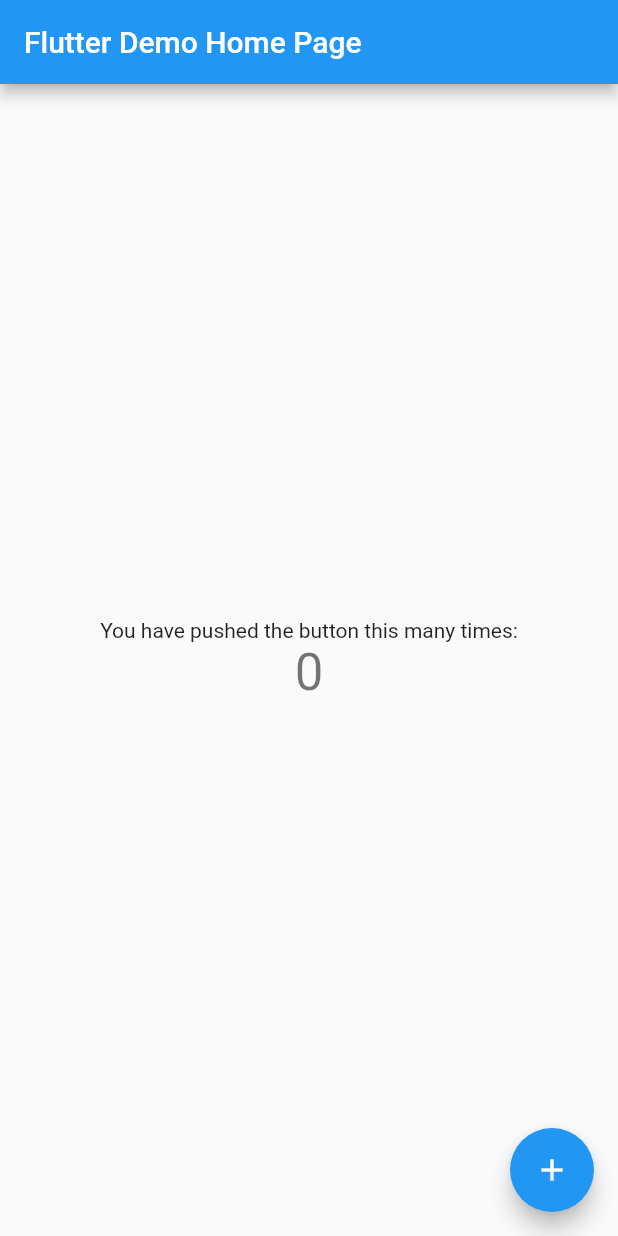
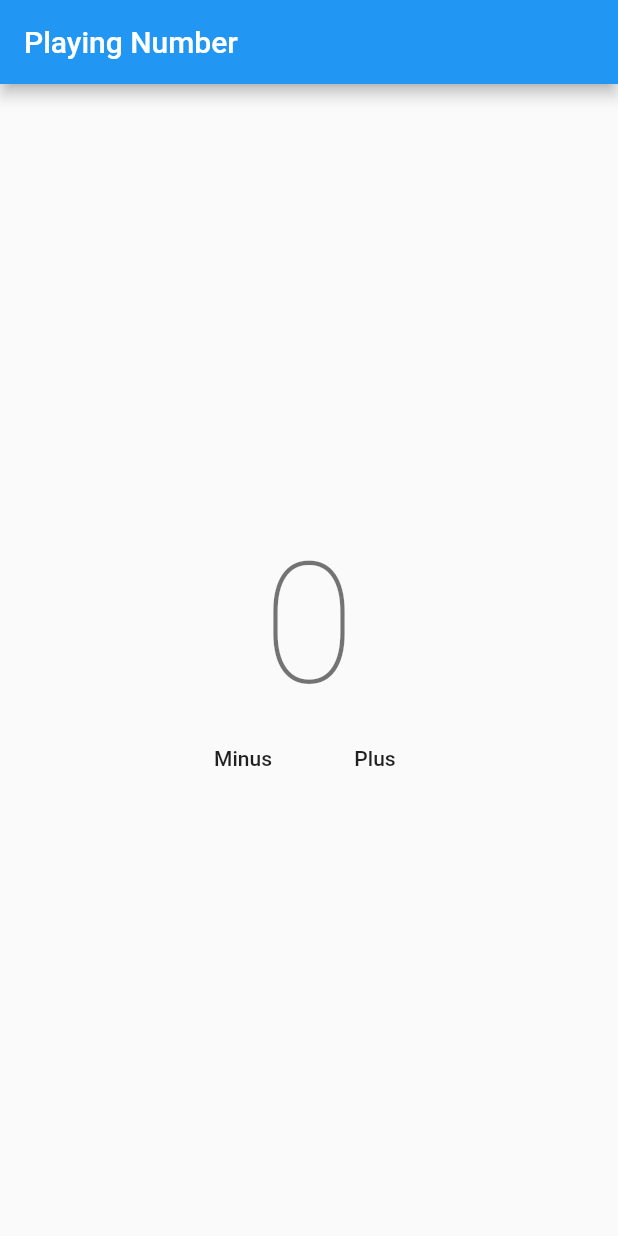
Before and after one commit to faridlab/flutter-counter, a Flutter app: the screen it shows after launch, on a phone screen of 412 x 824 dp. Run offline on Flutter 3.47's test engine with Material 2 defaults, Android fonts, the phone set to English and light mode, and no system bars.

Commit message:
change lil UI

```diff
--- a/lib/main.dart
+++ b/lib/main.dart
@@ -5,44 +5,21 @@ void main() {
 }
 
 class MyApp extends StatelessWidget {
-  // This widget is the root of your application.
   @override
   Widget build(BuildContext context) {
     return MaterialApp(
-      title: 'Flutter Demo',
+      title: 'Playing Number',
       theme: ThemeData(
-        // This is the theme of your application.
-        //
-        // Try running your application with "flutter run". You'll see the
-        // application has a blue toolbar. Then, without quitting the app, try
-        // changing the primarySwatch below to Colors.green and then invoke
-        // "hot reload" (press "r" in the console where you ran "flutter run",
-        // or simply save your changes to "hot reload" in a Flutter IDE).
-        // Notice that the counter didn't reset back to zero; the application
-        // is not restarted.
         primarySwatch: Colors.blue,
-        // This makes the visual density adapt to the platform that you run
-        // the app on. For desktop platforms, the controls will be smaller and
-        // closer together (more dense) than on mobile platforms.
         visualDensity: VisualDensity.adaptivePlatformDensity,
       ),
-      home: MyHomePage(title: 'Flutter Demo Home Page'),
+      home: MyHomePage(title: 'Playing Number'),
     );
   }
 }
 
 class MyHomePage extends StatefulWidget {
   MyHomePage({Key key, this.title}) : super(key: key);
-
-  // This widget is the home page of your application. It is stateful, meaning
-  // that it has a State object (defined below) that contains fields that affect
-  // how it looks.
-
-  // This class is the configuration for the state. It holds the values (in this
-  // case the title) provided by the parent (in this case the App widget) and
-  // used by the build method of the State. Fields in a Widget subclass are
-  // always marked "final".
-
   final String title;
 
   @override
@@ -54,64 +31,52 @@ class _MyHomePageState extends State<MyHomePage> {
 
   void _incrementCounter() {
     setState(() {
-      // This call to setState tells the Flutter framework that something has
-      // changed in this State, which causes it to rerun the build method below
-      // so that the display can reflect the updated values. If we changed
-      // _counter without calling setState(), then the build method would not be
-      // called again, and so nothing would appear to happen.
       _counter++;
+    });
+  }
+
+  void _decrementCounter() {
+    setState(() {
+      _counter--;
     });
   }
 
   @override
   Widget build(BuildContext context) {
-    // This method is rerun every time setState is called, for instance as done
-    // by the _incrementCounter method above.
-    //
-    // The Flutter framework has been optimized to make rerunning build methods
-    // fast, so that you can just rebuild anything that needs updating rather
-    // than having to individually change instances of widgets.
     return Scaffold(
         appBar: AppBar(
-        // Here we take the value from the MyHomePage object that was created by
-        // the App.build method, and use it to set our appbar title.
           title: Text(widget.title),
         ),
         body: Center(
-        // Center is a layout widget. It takes a single child and positions it
-        // in the middle of the parent.
           child: Column(
-          // Column is also a layout widget. It takes a list of children and
-          // arranges them vertically. By default, it sizes itself to fit its
-          // children horizontally, and tries to be as tall as its parent.
-          //
-          // Invoke "debug painting" (press "p" in the console, choose the
-          // "Toggle Debug Paint" action from the Flutter Inspector in Android
-          // Studio, or the "Toggle Debug Paint" command in Visual Studio Code)
-          // to see the wireframe for each widget.
-          //
-          // Column has various properties to control how it sizes itself and
-          // how it positions its children. Here we use mainAxisAlignment to
-          // center the children vertically; the main axis here is the vertical
-          // axis because Columns are vertical (the cross axis would be
-          // horizontal).
             mainAxisAlignment: MainAxisAlignment.center,
             children: <Widget>[
-            Text(
-              'You have pushed the button this many times:',
+              Flexible(
+                flex: 1,
+                child: Text(
+                  '$_counter',
+                  style: Theme.of(context).textTheme.headline1,
                 ),
-            Text(
-              '$_counter',
-              style: Theme.of(context).textTheme.headline4,
+              ),
+              Row(
+                mainAxisAlignment: MainAxisAlignment.center,
+                children: [
+                  FlatButton(
+                    onPressed: () {
+                      _decrementCounter();
+                    },
+                    child: Text("Minus"),
+                  ),
+                  FlatButton(
+                    onPressed: () {
+                      _incrementCounter();
+                    },
+                    child: Text("Plus"),
                   ),
                 ],
+              )
+            ],
           ),
-      ),
-      floatingActionButton: FloatingActionButton(
-        onPressed: _incrementCounter,
-        tooltip: 'Increment',
-        child: Icon(Icons.add),
-      ), // This trailing comma makes auto-formatting nicer for build methods.
-    );
+        ));
   }
 }
```
Lines whose indentation alone changed are shown as unchanged.
